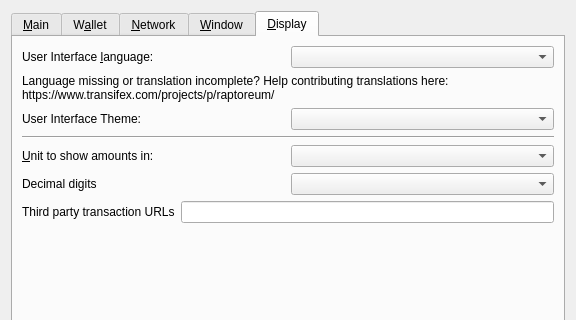
The window that src/qt/forms/optionsdialog.ui (vuicash/coinrac) describes before a commit, drawn with Qt 5; both pictures show x 0 to 576 and y 0 to 320 of the 576 by 463 pixel window.
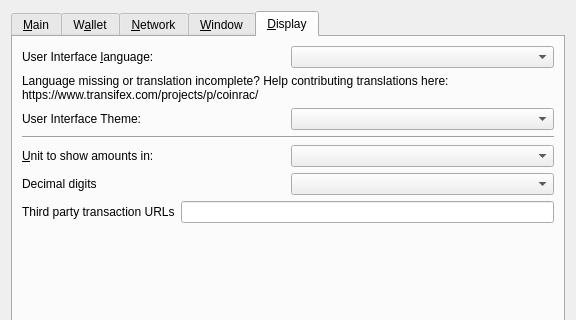
The same window after the commit. The open tabs and pages were chosen to show the change. Custom widgets are drawn as their Qt base class.

Commit message: raptoreum sang coinrac

Patch:
```diff
--- a/src/qt/forms/optionsdialog.ui
+++ b/src/qt/forms/optionsdialog.ui
@@ -713,7 +713,7 @@
          </property>
          <property name="text">
           <string>Language missing or translation incomplete? Help contributing translations here:
-https://www.transifex.com/projects/p/raptoreum/</string>
+https://www.transifex.com/projects/p/coinrac/</string>
          </property>
          <property name="wordWrap">
           <bool>true</bool>
```
The commit also changes 373 other files.
